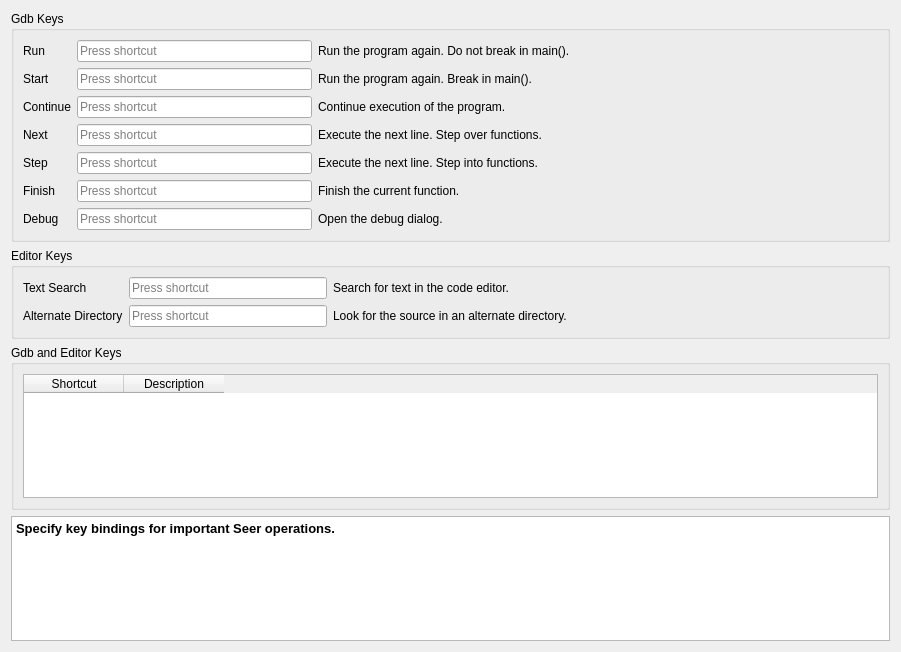
This is src/SeerKeysConfigPage.ui in epasveer/seer as Qt 5 draws it before an edit. The edited form follows.
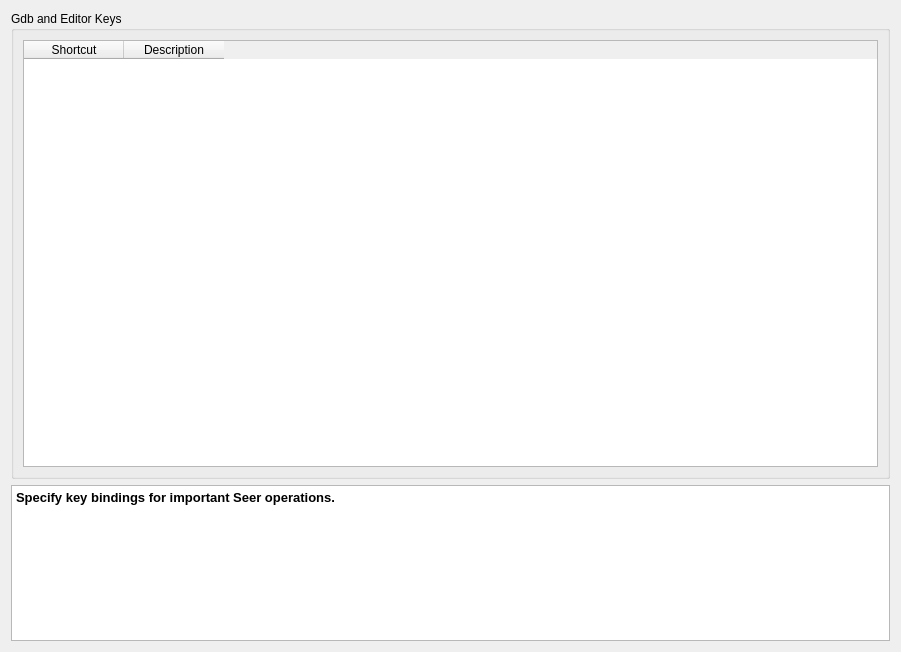
This is the edited form.

Diff of the .ui file:
```diff
--- a/src/SeerKeysConfigPage.ui
+++ b/src/SeerKeysConfigPage.ui
@@ -14,388 +14,14 @@
    <string>SeerKeysConfigPage</string>
   </property>
   <layout class="QGridLayout" name="gridLayout_4">
-   <item row="0" column="0">
-    <widget class="QGroupBox" name="gdbKeysGroupBox">
-     <property name="title">
-      <string>Gdb Keys</string>
-     </property>
-     <layout class="QGridLayout" name="gridLayout_2">
-      <item row="0" column="0">
-       <widget class="QLabel" name="runLabel">
-        <property name="text">
-         <string>Run</string>
-        </property>
-       </widget>
-      </item>
-      <item row="0" column="1">
-       <widget class="QKeySequenceEdit" name="runKeySequenceEdit">
-        <property name="sizePolicy">
-         <sizepolicy hsizetype="MinimumExpanding" vsizetype="Fixed">
-          <horstretch>0</horstretch>
-          <verstretch>0</verstretch>
-         </sizepolicy>
-        </property>
-        <property name="keySequence">
-         <string/>
-        </property>
-       </widget>
-      </item>
-      <item row="0" column="2">
-       <widget class="QLabel" name="runHelpLabel">
-        <property name="text">
-         <string>Run the program again. Do not break in main().</string>
-        </property>
-       </widget>
-      </item>
-      <item row="0" column="3">
-       <spacer name="horizontalSpacer_3">
-        <property name="orientation">
-         <enum>Qt::Horizontal</enum>
-        </property>
-        <property name="sizeHint" stdset="0">
-         <size>
-          <width>308</width>
-          <height>20</height>
-         </size>
-        </property>
-       </spacer>
-      </item>
-      <item row="1" column="0">
-       <widget class="QLabel" name="startLabel">
-        <property name="text">
-         <string>Start</string>
-        </property>
-       </widget>
-      </item>
-      <item row="1" column="1">
-       <widget class="QKeySequenceEdit" name="startKeySequenceEdit">
-        <property name="sizePolicy">
-         <sizepolicy hsizetype="MinimumExpanding" vsizetype="Fixed">
-          <horstretch>0</horstretch>
-          <verstretch>0</verstretch>
-         </sizepolicy>
-        </property>
-       </widget>
-      </item>
-      <item row="1" column="2">
-       <widget class="QLabel" name="startHelpLabel">
-        <property name="text">
-         <string>Run the program again. Break in main().</string>
-        </property>
-       </widget>
-      </item>
-      <item row="1" column="3">
-       <spacer name="horizontalSpacer_4">
-        <property name="orientation">
-         <enum>Qt::Horizontal</enum>
-        </property>
-        <property name="sizeHint" stdset="0">
-         <size>
-          <width>308</width>
-          <height>20</height>
-         </size>
-        </property>
-       </spacer>
-      </item>
-      <item row="2" column="0">
-       <widget class="QLabel" name="continueLabel">
-        <property name="text">
-         <string>Continue</string>
-        </property>
-       </widget>
-      </item>
-      <item row="2" column="1">
-       <widget class="QKeySequenceEdit" name="continueKeySequenceEdit">
-        <property name="sizePolicy">
-         <sizepolicy hsizetype="MinimumExpanding" vsizetype="Fixed">
-          <horstretch>0</horstretch>
-          <verstretch>0</verstretch>
-         </sizepolicy>
-        </property>
-       </widget>
-      </item>
-      <item row="2" column="2">
-       <widget class="QLabel" name="continueHelpLabel">
-        <property name="text">
-         <string>Continue execution of the program.</string>
-        </property>
-       </widget>
-      </item>
-      <item row="2" column="3">
-       <spacer name="horizontalSpacer_5">
-        <property name="orientation">
-         <enum>Qt::Horizontal</enum>
-        </property>
-        <property name="sizeHint" stdset="0">
-         <size>
-          <width>308</width>
-          <height>20</height>
-         </size>
-        </property>
-       </spacer>
-      </item>
-      <item row="3" column="0">
-       <widget class="QLabel" name="nextLabel">
-        <property name="text">
-         <string>Next</string>
-        </property>
-       </widget>
-      </item>
-      <item row="3" column="1">
-       <widget class="QKeySequenceEdit" name="nextKeySequenceEdit">
-        <property name="sizePolicy">
-         <sizepolicy hsizetype="MinimumExpanding" vsizetype="Fixed">
-          <horstretch>0</horstretch>
-          <verstretch>0</verstretch>
-         </sizepolicy>
-        </property>
-       </widget>
-      </item>
-      <item row="3" column="2">
-       <widget class="QLabel" name="nextHelpLabel">
-        <property name="text">
-         <string>Execute the next line. Step over functions.</string>
-        </property>
-       </widget>
-      </item>
-      <item row="3" column="3">
-       <spacer name="horizontalSpacer_6">
-        <property name="orientation">
-         <enum>Qt::Horizontal</enum>
-        </property>
-        <property name="sizeHint" stdset="0">
-         <size>
-          <width>308</width>
-          <height>20</height>
-         </size>
-        </property>
-       </spacer>
-      </item>
-      <item row="4" column="0">
-       <widget class="QLabel" name="stepLabel">
-        <property name="text">
-         <string>Step</string>
-        </property>
-       </widget>
-      </item>
-      <item row="4" column="1">
-       <widget class="QKeySequenceEdit" name="stepKeySequenceEdit">
-        <property name="sizePolicy">
-         <sizepolicy hsizetype="MinimumExpanding" vsizetype="Fixed">
-          <horstretch>0</horstretch>
-          <verstretch>0</verstretch>
-         </sizepolicy>
-        </property>
-       </widget>
-      </item>
-      <item row="4" column="2">
-       <widget class="QLabel" name="stepHelpLabel">
-        <property name="text">
-         <string>Execute the next line. Step into functions.</string>
-        </property>
-       </widget>
-      </item>
-      <item row="4" column="3">
-       <spacer name="horizontalSpacer_7">
-        <property name="orientation">
-         <enum>Qt::Horizontal</enum>
-        </property>
-        <property name="sizeHint" stdset="0">
-         <size>
-          <width>308</width>
-          <height>20</height>
-         </size>
-        </property>
-       </spacer>
-      </item>
-      <item row="5" column="0">
-       <widget class="QLabel" name="finishLabel">
-        <property name="text">
-         <string>Finish</string>
-        </property>
-       </widget>
-      </item>
-      <item row="5" column="1">
-       <widget class="QKeySequenceEdit" name="finishKeySequenceEdit">
-        <property name="sizePolicy">
-         <sizepolicy hsizetype="MinimumExpanding" vsizetype="Fixed">
-          <horstretch>0</horstretch>
-          <verstretch>0</verstretch>
-         </sizepolicy>
-        </property>
-       </widget>
-      </item>
-      <item row="5" column="2">
-       <widget class="QLabel" name="finishHelpLabel">
-        <property name="text">
-         <string>Finish the current function.</string>
-        </property>
-       </widget>
-      </item>
-      <item row="5" column="3">
-       <spacer name="horizontalSpacer_8">
-        <property name="orientation">
-         <enum>Qt::Horizontal</enum>
-        </property>
-        <property name="sizeHint" stdset="0">
-         <size>
-          <width>308</width>
-          <height>20</height>
-         </size>
-        </property>
-       </spacer>
-      </item>
-      <item row="6" column="0">
-       <widget class="QLabel" name="debugLabel">
-        <property name="text">
-         <string>Debug</string>
-        </property>
-       </widget>
-      </item>
-      <item row="6" column="1">
-       <widget class="QKeySequenceEdit" name="debugKeySequenceEdit">
-        <property name="sizePolicy">
-         <sizepolicy hsizetype="MinimumExpanding" vsizetype="Fixed">
-          <horstretch>0</horstretch>
-          <verstretch>0</verstretch>
-         </sizepolicy>
-        </property>
-       </widget>
-      </item>
-      <item row="6" column="2">
-       <widget class="QLabel" name="debugHelpLabel">
-        <property name="text">
-         <string>Open the debug dialog.</string>
-        </property>
-       </widget>
-      </item>
-      <item row="6" column="3">
-       <spacer name="horizontalSpacer_9">
-        <property name="orientation">
-         <enum>Qt::Horizontal</enum>
-        </property>
-        <property name="sizeHint" stdset="0">
-         <size>
-          <width>308</width>
-          <height>20</height>
-         </size>
-        </property>
-       </spacer>
-      </item>
-     </layout>
-    </widget>
-   </item>
    <item row="1" column="0">
-    <widget class="QGroupBox" name="editorKeysGroupBox">
-     <property name="title">
-      <string>Editor Keys</string>
-     </property>
-     <layout class="QGridLayout" name="gridLayout">
-      <item row="0" column="3">
-       <spacer name="horizontalSpacer_1">
-        <property name="orientation">
-         <enum>Qt::Horizontal</enum>
-        </property>
-        <property name="sizeHint" stdset="0">
-         <size>
-          <width>311</width>
-          <height>20</height>
-         </size>
-        </property>
-       </spacer>
-      </item>
-      <item row="0" column="1">
-       <widget class="QKeySequenceEdit" name="textSearchSequenceEdit">
-        <property name="sizePolicy">
-         <sizepolicy hsizetype="MinimumExpanding" vsizetype="Fixed">
-          <horstretch>0</horstretch>
-          <verstretch>0</verstretch>
-         </sizepolicy>
-        </property>
-       </widget>
-      </item>
-      <item row="1" column="1">
-       <widget class="QKeySequenceEdit" name="alternateDirectorySequenceEdit">
-        <property name="sizePolicy">
-         <sizepolicy hsizetype="MinimumExpanding" vsizetype="Fixed">
-          <horstretch>0</horstretch>
-          <verstretch>0</verstretch>
-         </sizepolicy>
-        </property>
-       </widget>
-      </item>
-      <item row="1" column="0">
-       <widget class="QLabel" name="alternateDirectoryLabel">
-        <property name="text">
-         <string>Alternate Directory</string>
-        </property>
-       </widget>
-      </item>
-      <item row="0" column="0">
-       <widget class="QLabel" name="textSearchLabel">
-        <property name="text">
-         <string>Text Search</string>
-        </property>
-       </widget>
-      </item>
-      <item row="1" column="3">
-       <spacer name="horizontalSpacer_2">
-        <property name="orientation">
-         <enum>Qt::Horizontal</enum>
-        </property>
-        <property name="sizeType">
-         <enum>QSizePolicy::Expanding</enum>
-        </property>
-        <property name="sizeHint" stdset="0">
-         <size>
-          <width>311</width>
-          <height>20</height>
-         </size>
-        </property>
-       </spacer>
-      </item>
-      <item row="0" column="2">
-       <widget class="QLabel" name="textSearchHelpLabel">
-        <property name="text">
-         <string>Search for text in the code editor.</string>
-        </property>
-       </widget>
-      </item>
-      <item row="1" column="2">
-       <widget class="QLabel" name="alternateDirectoryHelpLabel">
-        <property name="text">
-         <string>Look for the source in an alternate directory.</string>
-        </property>
-       </widget>
-      </item>
-     </layout>
-    </widget>
-   </item>
-   <item row="2" column="0">
-    <widget class="QGroupBox" name="gdbAndEditorKeysGroupBox">
-     <property name="title">
-      <string>Gdb and Editor Keys</string>
-     </property>
-     <layout class="QGridLayout" name="gridLayout_3">
-      <item row="0" column="0">
-       <widget class="QTableWidget" name="keysTableWidget">
-        <column>
-         <property name="text">
-          <string>Shortcut</string>
-         </property>
-        </column>
-        <column>
-         <property name="text">
-          <string>Description</string>
-         </property>
-        </column>
-       </widget>
-      </item>
-     </layout>
-    </widget>
-   </item>
-   <item row="3" column="0">
     <widget class="QTextBrowser" name="textBrowser">
+     <property name="sizePolicy">
+      <sizepolicy hsizetype="Expanding" vsizetype="Expanding">
+       <horstretch>0</horstretch>
+       <verstretch>25</verstretch>
+      </sizepolicy>
+     </property>
      <property name="html">
       <string>&lt;!DOCTYPE HTML PUBLIC &quot;-//W3C//DTD HTML 4.0//EN&quot; &quot;http://www.w3.org/TR/REC-html40/strict.dtd&quot;&gt;
 &lt;html&gt;&lt;head&gt;&lt;meta name=&quot;qrichtext&quot; content=&quot;1&quot; /&gt;&lt;style type=&quot;text/css&quot;&gt;
@@ -407,6 +33,35 @@
      </property>
     </widget>
    </item>
+   <item row="0" column="0">
+    <widget class="QGroupBox" name="gdbAndEditorKeysGroupBox">
+     <property name="sizePolicy">
+      <sizepolicy hsizetype="Preferred" vsizetype="Preferred">
+       <horstretch>0</horstretch>
+       <verstretch>75</verstretch>
+      </sizepolicy>
+     </property>
+     <property name="title">
+      <string>Gdb and Editor Keys</string>
+     </property>
+     <layout class="QGridLayout" name="gridLayout_3">
+      <item row="0" column="0">
+       <widget class="QTableWidget" name="keysTableWidget">
+        <column>
+         <property name="text">
+          <string>Shortcut</string>
+         </property>
+        </column>
+        <column>
+         <property name="text">
+          <string>Description</string>
+         </property>
+        </column>
+       </widget>
+      </item>
+     </layout>
+    </widget>
+   </item>
   </layout>
   <zorder>gdbKeysGroupBox</zorder>
   <zorder>textBrowser</zorder>
```
Left out of the diff: 2 changed lines with no effect on the pictures.
